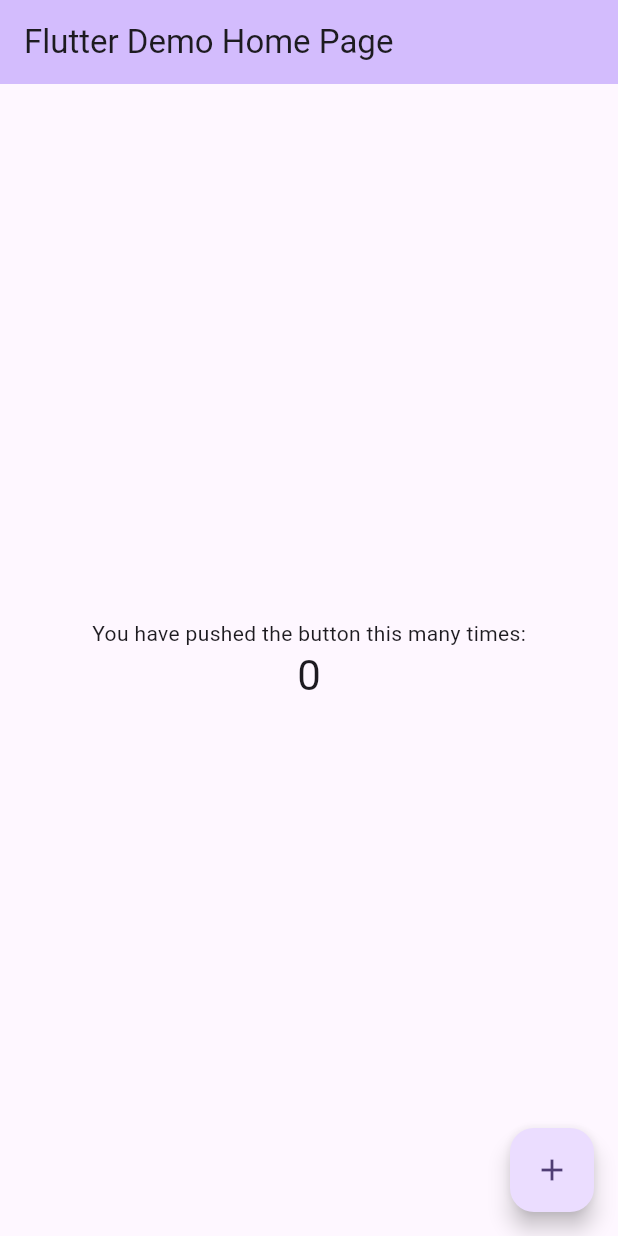
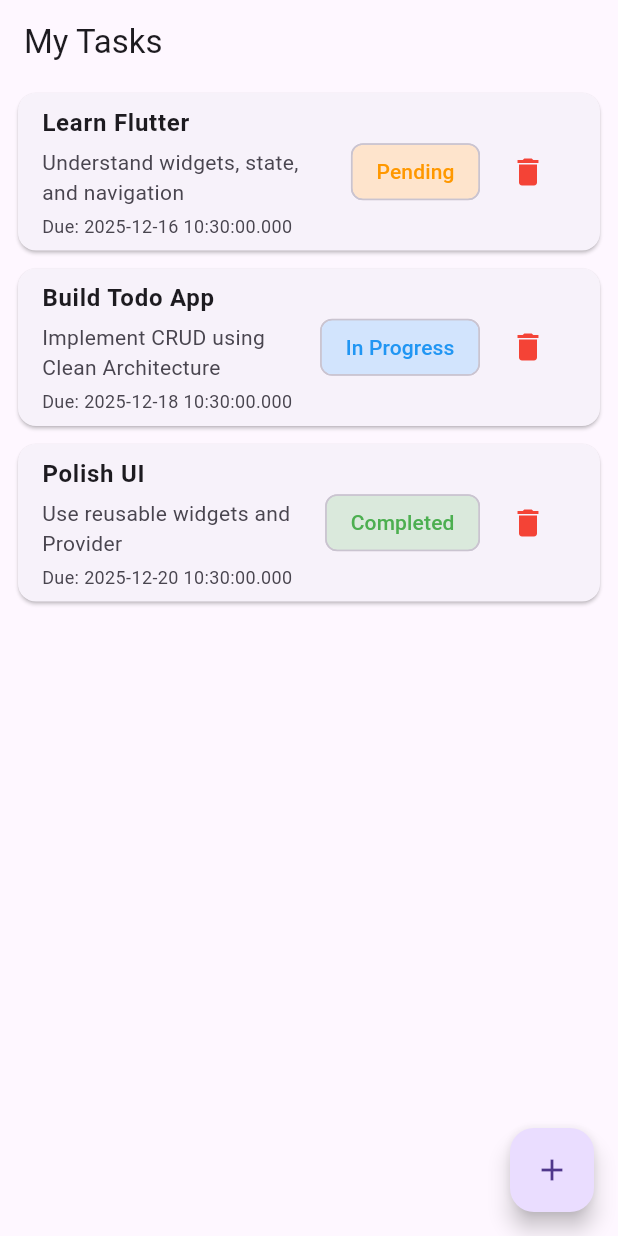
Before and after one commit to IMANARIYO/TaskFlow, a Flutter app: the screen it shows after launch, on a phone screen of 412 x 824 dp. Run offline on Flutter 3.47's test engine with Material 3 defaults, Android fonts, the phone set to English and light mode, and no system bars; our stand-ins replace shared_preferences.

```diff
--- /dev/null
+++ b/devtools_options.yaml
@@ -0,0 +1,3 @@
+description: This file stores settings for Dart & Flutter DevTools.
+documentation: https://docs.flutter.dev/tools/devtools/extensions#configure-extension-enablement-states
+extensions:
--- a/lib/features/todo/data/repositories/task_repository.dart
+++ b/lib/features/todo/data/repositories/task_repository.dart
@@ -5,4 +5,5 @@ abstract class TaskRepository {
   Future<void> createTask(Task task);
   Future<void> updateTask(Task task);
   Future<void> deleteTask(String id);
+  Future<void> seedIfEmpty(List<Task> seedTasks);
 }
--- a/lib/features/todo/data/repositories/task_repository_impl.dart
+++ b/lib/features/todo/data/repositories/task_repository_impl.dart
@@ -1,7 +1,6 @@
 import 'package:task_flow/features/todo/data/repositories/task_repository.dart';
 
 import '../../domain/entities/task.dart';
-
 import '../datasources/task_local_datasource.dart';
 import '../models/task_model.dart';
 
@@ -13,7 +12,11 @@ class TaskRepositoryImpl implements TaskRepository {
   @override
   Future<List<Task>> getTasks() async {
     final models = await localDatasource.getTasks();
-    return models; // TaskModel extends Task, so this works
+    print('Loaded tasks from local storage:');
+    for (var task in models) {
+      print('- ${task.id}: ${task.title} [${task.status}] due ${task.dueDate}');
+    }
+    return models; // TaskModel extends Task
   }
 
   @override
@@ -39,6 +42,16 @@ class TaskRepositoryImpl implements TaskRepository {
     await localDatasource.saveTasks(tasks);
   }
 
+  @override
+  Future<void> seedIfEmpty(List<Task> seedData) async {
+    final tasks = await localDatasource.getTasks();
+    if (tasks.isEmpty) {
+      // Add seed data if the database is empty
+      final seedModels = seedData.map((task) => _toModel(task)).toList();
+      await localDatasource.saveTasks(seedModels);
+    }
+  }
+
   TaskModel _toModel(Task task) {
     return TaskModel(
       id: task.id,
@@ -46,7 +59,7 @@ class TaskRepositoryImpl implements TaskRepository {
       description: task.description,
       createdAt: task.createdAt,
       dueDate: task.dueDate,
-      completed: task.completed,
+      status: task.status, // updated to TaskStatus
     );
   }
 }
--- a/lib/features/todo/domain/entities/task.dart
+++ b/lib/features/todo/domain/entities/task.dart
@@ -1,10 +1,12 @@
+enum TaskStatus { pending, inProgress, completed }
+
 class Task {
   final String id;
   final String title;
   final String description;
   final DateTime createdAt;
   final DateTime dueDate;
-  final bool completed;
+  final TaskStatus status;
 
   const Task({
     required this.id,
@@ -12,14 +14,14 @@ class Task {
     required this.description,
     required this.createdAt,
     required this.dueDate,
-    required this.completed,
+    required this.status,
   });
 
   Task copyWith({
     String? title,
     String? description,
     DateTime? dueDate,
-    bool? completed,
+    TaskStatus? status,
   }) {
     return Task(
       id: id,
@@ -27,7 +29,7 @@ class Task {
       description: description ?? this.description,
       createdAt: createdAt,
       dueDate: dueDate ?? this.dueDate,
-      completed: completed ?? this.completed,
+      status: status ?? this.status,
     );
   }
 }
--- a/lib/features/todo/presentation/controllers/task_controller.dart
+++ b/lib/features/todo/presentation/controllers/task_controller.dart
@@ -0,0 +1,124 @@
+import 'package:flutter/material.dart';
+import 'package:task_flow/features/todo/data/repositories/task_repository.dart';
+import '../../domain/entities/task.dart';
+
+class TaskController extends ChangeNotifier {
+  final TaskRepository repository;
+
+  List<Task> _tasks = [];
+  List<Task> get tasks => _tasks;
+
+  bool _initialized = false;
+
+  TaskController(this.repository);
+
+  // Called once when screen starts
+  Future<void> initialize() async {
+    if (_initialized) return;
+    _initialized = true;
+
+    await repository.seedIfEmpty(_initialTasks());
+    _tasks = await repository.getTasks();
+    notifyListeners();
+  }
+
+  // Load tasks ONLY (no seeding here)
+  Future<void> loadTasks() async {
+    _tasks = await repository.getTasks();
+    notifyListeners();
+  }
+
+  // Create a new task
+  Future<void> addTask(
+      String title, String description, DateTime dueDate) async {
+    final task = Task(
+      id: DateTime.now().millisecondsSinceEpoch.toString(),
+      title: title,
+      description: description,
+      createdAt: DateTime.now(),
+      dueDate: dueDate,
+      status: TaskStatus.pending,
+    );
+
+    // Optimistic update
+    _tasks.add(task);
+    notifyListeners();
+
+    await repository.createTask(task);
+  }
+
+  // Update existing task
+  Future<void> updateTask(
+    Task task, {
+    String? title,
+    String? description,
+    DateTime? dueDate,
+    TaskStatus? status,
+  }) async {
+    final updatedTask = task.copyWith(
+      title: title,
+      description: description,
+      dueDate: dueDate,
+      status: status,
+    );
+
+    final index = _tasks.indexWhere((t) => t.id == task.id);
+    if (index != -1) {
+      _tasks[index] = updatedTask;
+      notifyListeners();
+    }
+
+    await repository.updateTask(updatedTask);
+  }
+
+  // Delete a task
+  Future<void> deleteTask(String id) async {
+    _tasks.removeWhere((t) => t.id == id);
+    notifyListeners();
+
+    await repository.deleteTask(id);
+  }
+
+  // Cycle status
+  Future<void> toggleStatus(Task task) async {
+    final nextStatus = switch (task.status) {
+      TaskStatus.pending => TaskStatus.inProgress,
+      TaskStatus.inProgress => TaskStatus.completed,
+      TaskStatus.completed => TaskStatus.pending,
+    };
+
+    await updateTask(task, status: nextStatus);
+  }
+
+  // Seed data (controller provides it, repository decides if needed)
+  List<Task> _initialTasks() {
+    final now = DateTime.now();
+
+    return [
+      Task(
+        id: '1',
+        title: 'Learn Flutter',
+        description: 'Understand widgets, state, and navigation',
+        createdAt: now,
+        dueDate: now.add(const Duration(days: 2)),
+        status: TaskStatus.pending,
+      ),
+      Task(
+        id: '2',
+        title: 'Build Todo App',
+        description: 'Implement CRUD using Clean Architecture',
+        createdAt: now,
+        dueDate: now.add(const Duration(days: 4)),
+        status: TaskStatus.inProgress,
+      ),
+      Task(
+        id: '3',
+        title: 'Polish UI',
+        description: 'Use reusable widgets and Provider',
+        createdAt: now,
+        dueDate: now.add(const Duration(days: 6)),
+        status: TaskStatus.completed,
+      ),
+    ];
+  }
+}
--- a/lib/features/todo/presentation/screens/task_list_screen.dart
+++ b/lib/features/todo/presentation/screens/task_list_screen.dart
@@ -0,0 +1,101 @@
+import 'package:flutter/material.dart';
+import 'package:provider/provider.dart';
+import '../controllers/task_controller.dart';
+import '../widgets/task_tile.dart';
+import '../widgets/task_form.dart';
+import '../../domain/entities/task.dart';
+
+class TaskListScreen extends StatefulWidget {
+  const TaskListScreen({super.key});
+
+  @override
+  State<TaskListScreen> createState() => _TaskListScreenState();
+}
+
+class _TaskListScreenState extends State<TaskListScreen> {
+  @override
+  void initState() {
+    super.initState();
+
+    // Run after the first frame is rendered
+    WidgetsBinding.instance.addPostFrameCallback((_) {
+      context.read<TaskController>().initialize();
+    });
+  }
+
+  void _navigateToCreateTask() {
+    Navigator.push(
+      context,
+      MaterialPageRoute(
+        builder: (_) => Scaffold(
+          appBar: AppBar(title: const Text('Create Task')),
+          body: Padding(
+            padding: const EdgeInsets.all(16.0),
+            child: TaskForm(
+              onSubmit: (title, description, dueDate) {
+                context
+                    .read<TaskController>()
+                    .addTask(title, description, dueDate);
+                Navigator.pop(context);
+              },
+            ),
+          ),
+        ),
+      ),
+    );
+  }
+
+  void _navigateToEditTask(Task task) {
+    Navigator.push(
+      context,
+      MaterialPageRoute(
+        builder: (_) => Scaffold(
+          appBar: AppBar(title: const Text('Edit Task')),
+          body: Padding(
+            padding: const EdgeInsets.all(16.0),
+            child: TaskForm(
+              initialTitle: task.title,
+              initialDescription: task.description,
+              initialDueDate: task.dueDate,
+              onSubmit: (title, description, dueDate) {
+                context.read<TaskController>().updateTask(task,
+                    title: title, description: description, dueDate: dueDate);
+                Navigator.pop(context);
+              },
+            ),
+          ),
+        ),
+      ),
+    );
+  }
+
+  @override
+  Widget build(BuildContext context) {
+    return Scaffold(
+      appBar: AppBar(title: const Text('My Tasks')),
+      body: Consumer<TaskController>(
+        builder: (context, controller, _) {
+          if (controller.tasks.isEmpty) {
+            return const Center(child: Text('No tasks yet'));
+          }
+          return ListView.builder(
+            itemCount: controller.tasks.length,
+            itemBuilder: (context, index) {
+              final task = controller.tasks[index];
+              return TaskTile(
+                task: task,
+                onTap: () => _navigateToEditTask(task),
+                onToggleStatus: () => controller.toggleStatus(task),
+                onDelete: () => controller.deleteTask(task.id),
+              );
+            },
+          );
+        },
+      ),
+      floatingActionButton: FloatingActionButton(
+        onPressed: _navigateToCreateTask,
+        child: const Icon(Icons.add),
+      ),
+    );
+  }
+}
--- a/lib/features/todo/presentation/widgets/task_tile.dart
+++ b/lib/features/todo/presentation/widgets/task_tile.dart
@@ -0,0 +1,79 @@
+import 'package:flutter/material.dart';
+import '../../domain/entities/task.dart';
+
+class TaskTile extends StatelessWidget {
+  final Task task;
+  final VoidCallback? onTap;
+  final VoidCallback? onDelete;
+  final VoidCallback? onToggleStatus;
+
+  const TaskTile({
+    super.key,
+    required this.task,
+    this.onTap,
+    this.onDelete,
+    this.onToggleStatus,
+  });
+
+  Color _getStatusColor(TaskStatus status) {
+    switch (status) {
+      case TaskStatus.pending:
+        return Colors.orange;
+      case TaskStatus.inProgress:
+        return Colors.blue;
+      case TaskStatus.completed:
+        return Colors.green;
+    }
+  }
+
+  String _getStatusText(TaskStatus status) {
+    switch (status) {
+      case TaskStatus.pending:
+        return "Pending";
+      case TaskStatus.inProgress:
+        return "In Progress";
+      case TaskStatus.completed:
+        return "Completed";
+    }
+  }
+
+  @override
+  Widget build(BuildContext context) {
+    return Card(
+      margin: const EdgeInsets.symmetric(vertical: 6, horizontal: 12),
+      child: ListTile(
+        onTap: onTap,
+        title: Text(task.title,
+            style: const TextStyle(fontWeight: FontWeight.bold)),
+        subtitle: Column(
+          crossAxisAlignment: CrossAxisAlignment.start,
+          children: [
+            const SizedBox(height: 4),
+            Text(task.description),
+            const SizedBox(height: 4),
+            Text("Due: ${task.dueDate.toLocal()}",
+                style: const TextStyle(fontSize: 12)),
+          ],
+        ),
+        trailing: Wrap(
+          spacing: 8,
+          children: [
+            GestureDetector(
+              onTap: onToggleStatus,
+              child: Chip(
+                label: Text(_getStatusText(task.status)),
+                backgroundColor: _getStatusColor(task.status).withValues(alpha: 0.2),
+                labelStyle: TextStyle(color: _getStatusColor(task.status)),
+              ),
+            ),
+            if (onDelete != null)
+              IconButton(
+                icon: const Icon(Icons.delete, color: Colors.red),
+                onPressed: onDelete,
+              ),
+          ],
+        ),
+      ),
+    );
+  }
+}
--- a/lib/main.dart
+++ b/lib/main.dart
@@ -1,125 +1,36 @@
 import 'package:flutter/material.dart';
+import 'package:provider/provider.dart';
+import 'package:task_flow/features/todo/data/repositories/task_repository_impl.dart';
+import 'features/todo/presentation/controllers/task_controller.dart';
+
+import 'features/todo/data/datasources/task_local_datasource.dart';
+import 'features/todo/presentation/screens/task_list_screen.dart';
 
 void main() {
-  runApp(const MyApp());
+  final localDatasource = TaskLocalDatasource();
+  final repository = TaskRepositoryImpl(localDatasource);
+
+  runApp(
+    MultiProvider(
+      providers: [
+        ChangeNotifierProvider(
+          create: (_) => TaskController(repository),
+        ),
+      ],
+      child: const MyApp(),
+    ),
+  );
 }
 
 class MyApp extends StatelessWidget {
   const MyApp({super.key});
 
-  // This widget is the root of your application.
   @override
   Widget build(BuildContext context) {
     return MaterialApp(
-      title: 'Flutter Demo',
-      theme: ThemeData(
-        // This is the theme of your application.
-        //
-        // TRY THIS: Try running your application with "flutter run". You'll see
-        // the application has a purple toolbar. Then, without quitting the app,
-        // try changing the seedColor in the colorScheme below to Colors.green
-        // and then invoke "hot reload" (save your changes or press the "hot
-        // reload" button in a Flutter-supported IDE, or press "r" if you used
-        // the command line to start the app).
-        //
-        // Notice that the counter didn't reset back to zero; the application
-        // state is not lost during the reload. To reset the state, use hot
-        // restart instead.
-        //
-        // This works for code too, not just values: Most code changes can be
-        // tested with just a hot reload.
-        colorScheme: ColorScheme.fromSeed(seedColor: Colors.deepPurple),
-        useMaterial3: true,
-      ),
-      home: const MyHomePage(title: 'Flutter Demo Home Page'),
+      title: 'Task Flow',
+      theme: ThemeData(primarySwatch: Colors.blue),
+      home: const TaskListScreen(),
     );
   }
 }
-
-class MyHomePage extends StatefulWidget {
-  const MyHomePage({super.key, required this.title});
-
-  // This widget is the home page of your application. It is stateful, meaning
-  // that it has a State object (defined below) that contains fields that affect
-  // how it looks.
-
-  // This class is the configuration for the state. It holds the values (in this
-  // case the title) provided by the parent (in this case the App widget) and
-  // used by the build method of the State. Fields in a Widget subclass are
-  // always marked "final".
-
-  final String title;
-
-  @override
-  State<MyHomePage> createState() => _MyHomePageState();
-}
-
-class _MyHomePageState extends State<MyHomePage> {
-  int _counter = 0;
-
-  void _incrementCounter() {
-    setState(() {
-      // This call to setState tells the Flutter framework that something has
-      // changed in this State, which causes it to rerun the build method below
-      // so that the display can reflect the updated values. If we changed
-      // _counter without calling setState(), then the build method would not be
-      // called again, and so nothing would appear to happen.
-      _counter++;
-    });
-  }
-
-  @override
-  Widget build(BuildContext context) {
-    // This method is rerun every time setState is called, for instance as done
-    // by the _incrementCounter method above.
-    //
-    // The Flutter framework has been optimized to make rerunning build methods
-    // fast, so that you can just rebuild anything that needs updating rather
-    // than having to individually change instances of widgets.
-    return Scaffold(
-      appBar: AppBar(
-        // TRY THIS: Try changing the color here to a specific color (to
-        // Colors.amber, perhaps?) and trigger a hot reload to see the AppBar
-        // change color while the other colors stay the same.
-        backgroundColor: Theme.of(context).colorScheme.inversePrimary,
-        // Here we take the value from the MyHomePage object that was created by
-        // the App.build method, and use it to set our appbar title.
-        title: Text(widget.title),
-      ),
-      body: Center(
-        // Center is a layout widget. It takes a single child and positions it
-        // in the middle of the parent.
-        child: Column(
-          // Column is also a layout widget. It takes a list of children and
-          // arranges them vertically. By default, it sizes itself to fit its
-          // children horizontally, and tries to be as tall as its parent.
-          //
-          // Column has various properties to control how it sizes itself and
-          // how it positions its children. Here we use mainAxisAlignment to
-          // center the children vertically; the main axis here is the vertical
-          // axis because Columns are vertical (the cross axis would be
-          // horizontal).
-          //
-          // TRY THIS: Invoke "debug painting" (choose the "Toggle Debug Paint"
-          // action in the IDE, or press "p" in the console), to see the
-          // wireframe for each widget.
-          mainAxisAlignment: MainAxisAlignment.center,
-          children: <Widget>[
-            const Text(
-              'You have pushed the button this many times:',
-            ),
-            Text(
-              '$_counter',
-              style: Theme.of(context).textTheme.headlineMedium,
-            ),
-          ],
-        ),
-      ),
-      floatingActionButton: FloatingActionButton(
-        onPressed: _incrementCounter,
-        tooltip: 'Increment',
-        child: const Icon(Icons.add),
-      ), // This trailing comma makes auto-formatting nicer for build methods.
-    );
-  }
-}
--- a/pubspec.yaml
+++ b/pubspec.yaml
@@ -35,6 +35,7 @@ dependencies:
   # Use with the CupertinoIcons class for iOS style icons.
   cupertino_icons: ^1.0.8
   shared_preferences: ^2.2.2
+  provider: ^6.1.5+1
 
 dev_dependencies:
   flutter_test:
```
Also changed, not shown: lib/features/todo/data/models/task_model.dart (+8 -3 lines), lib/features/todo/presentation/widgets/task_form.dart (+111 -0 lines), pubspec.lock.
